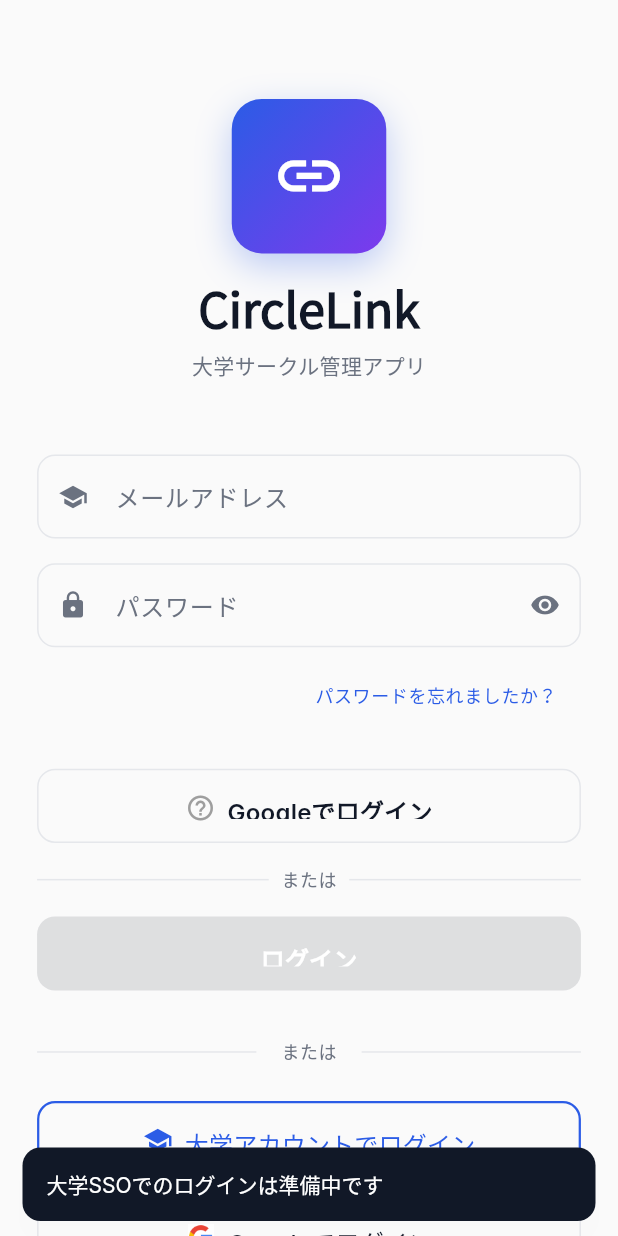
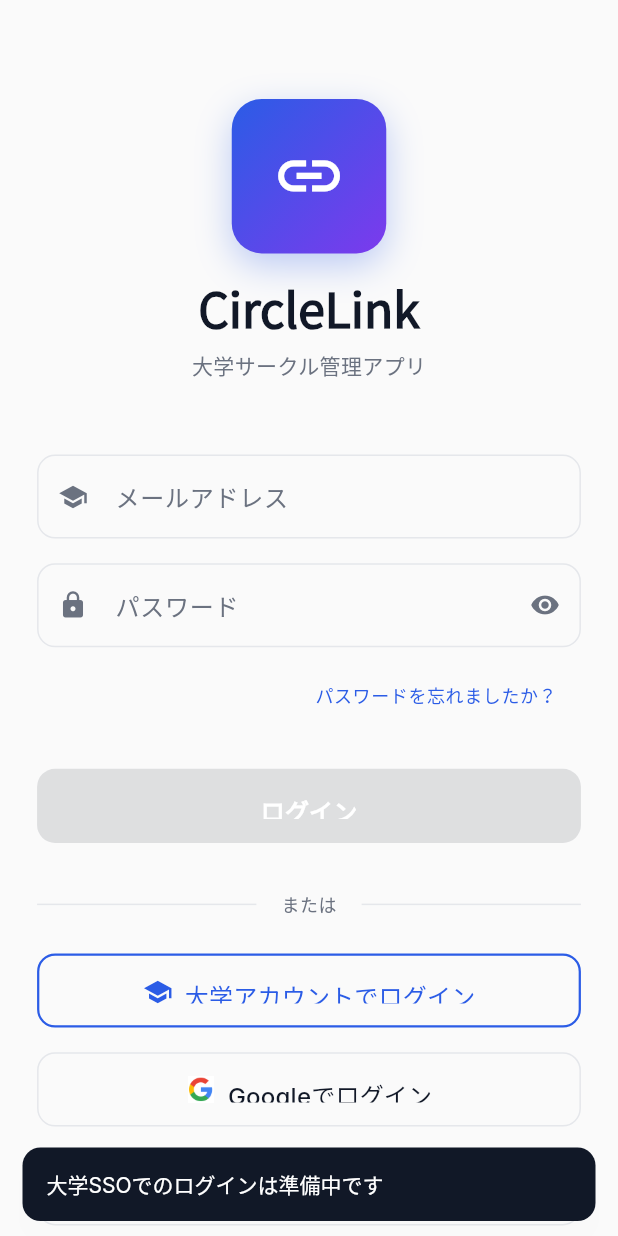
Before and after one commit to taroa36912/circlelinks, a Flutter app: the screen it shows after launch, after a tap on "大学アカウントでログイン", on a phone screen of 412 x 824 dp. Run offline on Flutter 3.47's test engine with Material 3 defaults, Android fonts, the light colour scheme and no system bars; our stand-ins replace cached_network_image, cloud_firestore, connectivity_plus, firebase_auth, firebase_core, firebase_storage and 9 more; missing offline and left inert: universal_html; accounts and stored records are empty.

Commit message:
delete second google login button.

```diff
--- a/lib/presentation/login_screen/login_screen.dart
+++ b/lib/presentation/login_screen/login_screen.dart
@@ -289,7 +289,7 @@
                               opacity: _formOpacityAnimation,
                               child: LoginFormWidget(
                                 onLogin: _handleLogin,
-                                onGoogleLogin: _handleGoogleLogin,
+                                // onGoogleLogin: _handleGoogleLogin,
                                 isLoading: _isLoading,
                               ),
                             ),
@@ -307,7 +307,7 @@
                             position: _formSlideAnimation,
                             child: FadeTransition(
                               opacity: _formOpacityAnimation,
-                              child: const SocialLoginWidget(),
+                              child: SocialLoginWidget(onGoogleLogin: _handleGoogleLogin),
                             ),
                           );
                         },
--- a/lib/presentation/login_screen/widgets/login_form_widget.dart
+++ b/lib/presentation/login_screen/widgets/login_form_widget.dart
@@ -5,13 +5,13 @@
 
 class LoginFormWidget extends ConsumerStatefulWidget {
   final Function(String email, String password) onLogin;
-  final VoidCallback onGoogleLogin;
+  // final VoidCallback onGoogleLogin; // 削除
   final bool isLoading;
 
   const LoginFormWidget({
     super.key,
     required this.onLogin,
-    required this.onGoogleLogin,
+    // required this.onGoogleLogin, // 削除
     required this.isLoading,
   });
 
@@ -276,6 +276,10 @@
 
           SizedBox(height: 3.h),
 
+          // ---------------------------------
+          // ⬇️ Google Login Button (削除) ⬇️
+          // ---------------------------------
+          /*
           // Google Login Button
           SizedBox(
             width: double.infinity,
@@ -336,6 +340,10 @@
           ),
 
           SizedBox(height: 2.h),
+          */
+          // ---------------------------------
+          // ⬆️ 削除完了 ⬆️
+          // ---------------------------------
 
           // Login Button
           SizedBox(
--- a/lib/presentation/login_screen/widgets/social_login_widget.dart
+++ b/lib/presentation/login_screen/widgets/social_login_widget.dart
@@ -4,8 +4,16 @@
 import '../../../core/app_export.dart';
 
 class SocialLoginWidget extends StatelessWidget {
-  const SocialLoginWidget({super.key});
+  // 1. ログイン処理を実行する関数を受け取る変数を追加
+  final Future<void> Function() onGoogleLogin;
 
+  const SocialLoginWidget({
+    super.key,
+    required this.onGoogleLogin, // 2. コンストラクタで必須にする
+  });
+
+  // 3. このファイル内の不要な _handleSocialLogin スタブは削除
+  /*
   void _handleSocialLogin(BuildContext context, String provider) {
     ScaffoldMessenger.of(context).showSnackBar(
       SnackBar(
@@ -14,6 +22,7 @@
       ),
     );
   }
+  */
 
   @override
   Widget build(BuildContext context) {
@@ -53,7 +62,15 @@
           width: double.infinity,
           height: 6.h,
           child: OutlinedButton.icon(
-            onPressed: () => _handleSocialLogin(context, '大学SSO'),
+            // 4. 大学SSOのダミー処理は残しておく
+            onPressed: () {
+              ScaffoldMessenger.of(context).showSnackBar(
+                const SnackBar(
+                  content: Text('大学SSOでのログインは準備中です'),
+                  duration: Duration(seconds: 2),
+                ),
+              );
+            },
             icon: CustomIconWidget(
               iconName: 'school',
               color: AppTheme.lightTheme.colorScheme.primary,
@@ -85,13 +102,15 @@
           width: double.infinity,
           height: 6.h,
           child: OutlinedButton.icon(
-            onPressed: () => _handleSocialLogin(context, 'Google'),
+            // 5. onPressed を、親から渡された onGoogleLogin に変更
+            onPressed: onGoogleLogin,
             icon: Container(
               width: 20,
               height: 20,
               decoration: const BoxDecoration(
                 shape: BoxShape.circle,
               ),
+              // CORSエラーを避けるため、ローカルアセットを使う
               child: Image.asset(
                 'assets/images/g-logo.png',
                 width: 20,
@@ -125,7 +144,15 @@
           width: double.infinity,
           height: 6.h,
           child: OutlinedButton.icon(
-            onPressed: () => _handleSocialLogin(context, 'LINE'),
+            // 6. LINEのダミー処理は残しておく
+            onPressed: () {
+              ScaffoldMessenger.of(context).showSnackBar(
+                const SnackBar(
+                  content: Text('LINEでのログインは準備中です'),
+                  duration: Duration(seconds: 2),
+                ),
+              );
+            },
             icon: Container(
               width: 20,
               height: 20,
```
